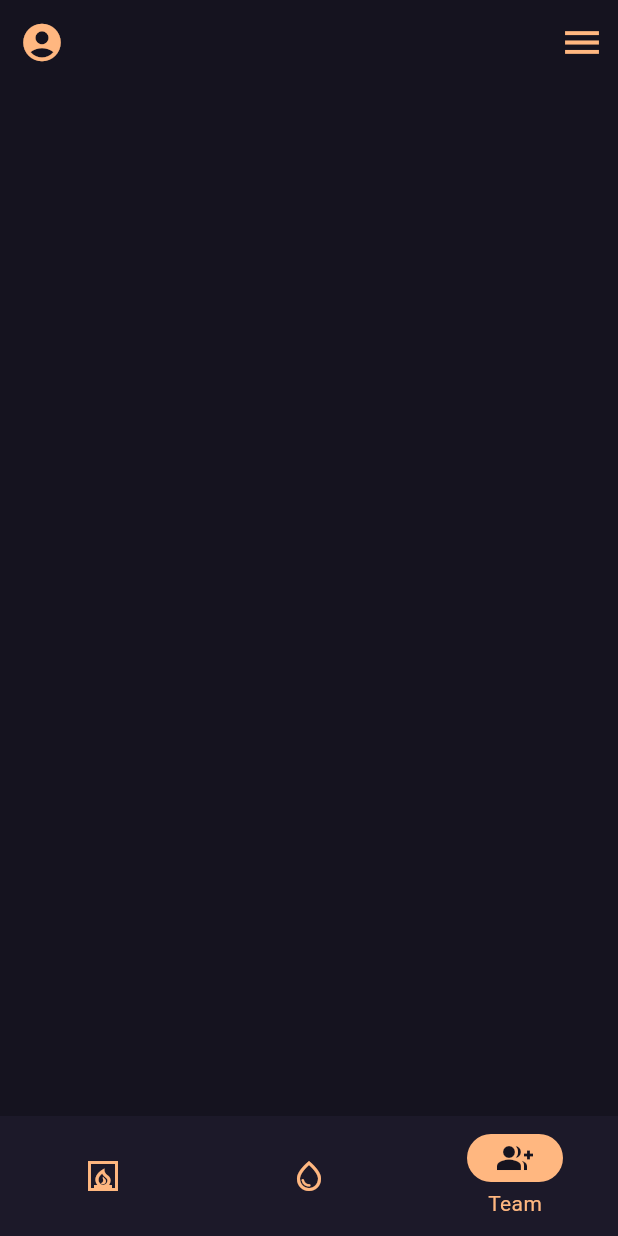
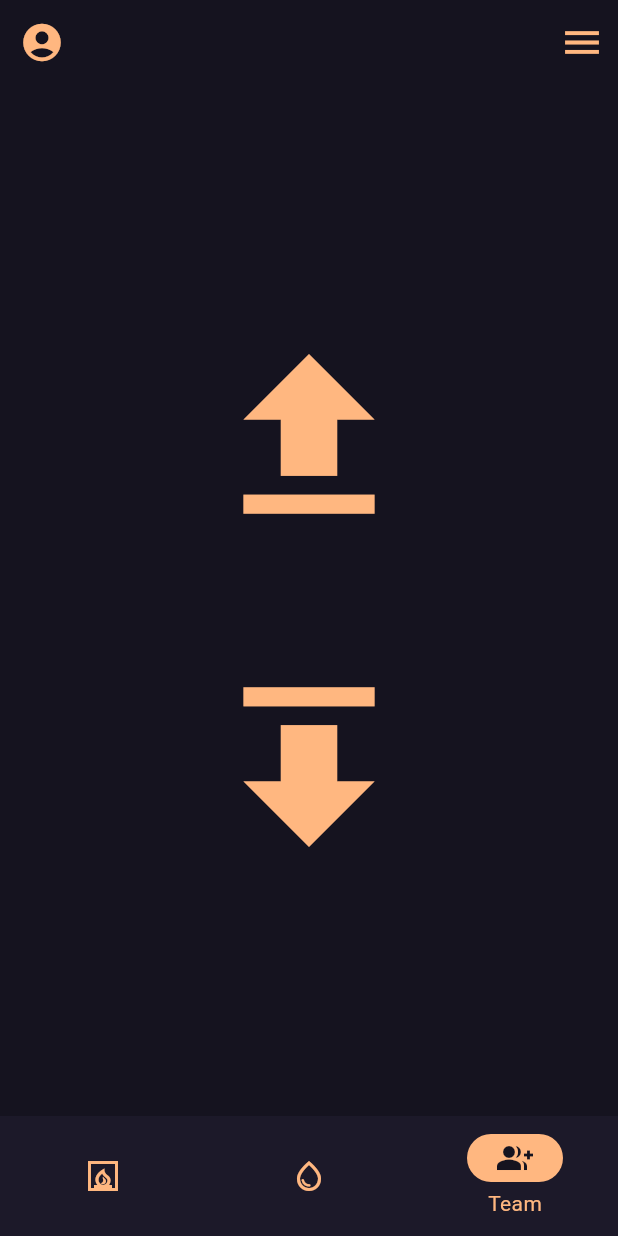
Before and after one commit to weslorde/testIphone, a Flutter app: the screen it shows after launch, item 3 of the bottom bar chosen, on a phone screen of 412 x 824 dp. Run offline on Flutter 3.47's test engine with Material 2 defaults, Android fonts, the light colour scheme and no system bars; our stand-ins replace flutter_blue_plus, location, permission_handler, step_progress_indicator; missing offline and left inert: dart:ffi.

Commit message:
Changes to be committed: 	modified:   appiphone/lib/blue_controler.dart 	modified:   appiphone/lib/pages/all_Widget.dart 	modified:   appiphone/lib/pages/page1.dart 	modified:   appiphone/lib/pages/page2.dart 	modified:   appiphone/lib/pages/page3.dart
Criado pagina 3 para controle do movimento, ainda só com o basico necessario para testar
Definir a temperatura target na pagina 1 foi implementado também de forma muito simples só para testes
Retirado os botoes da pagina 2 devido alteracoes para poder Definir a temperatura target

```diff
--- a/appiphone/lib/blue_controler.dart
+++ b/appiphone/lib/blue_controler.dart
@@ -113,6 +113,7 @@ blueScan(void Function(bool) inConBlueChange) async {
               BlueCharacteristicToSend = lsOfChar[y];
               print("foiiiii222222222");
               inConBlueChange(false);
+              mandaMensagem("Ping");
               //TODO chamar um "Ping" para receber as infos
             }
           }
--- a/appiphone/lib/pages/page2.dart
+++ b/appiphone/lib/pages/page2.dart
@@ -78,7 +78,7 @@ class _Page2State extends State<Page2> {
               ),
             ),
             const SizedBox(height: 15),
-            const AlarmCreatButtons()
+            //const AlarmCreatButtons()
           ],
         ),
       ),
--- a/appiphone/lib/pages/page3.dart
+++ b/appiphone/lib/pages/page3.dart
@@ -1,4 +1,6 @@
 import 'package:flutter/material.dart';
+
+import '../blue_controler.dart';
 
 class Page3 extends StatefulWidget {
   const Page3({super.key});
@@ -30,7 +32,44 @@ class _Page3State extends State<Page3> {
             ),
           ],
         ),
-      body: Container()
-    );
+        body: Center(
+          child: Column(
+            mainAxisAlignment: MainAxisAlignment.center,
+            children: [
+              Listener(
+                onPointerDown: (PointerEvent ignore) {
+                  mandaMensagem("Motor,Up,Press");
+                },
+                onPointerUp: (PointerEvent ignore) {
+                  mandaMensagem("Motor,Up,Release");
+                },
+                child: IconButton(
+                    onPressed: () {},
+                    icon: const Icon(
+                      Icons.upload,
+                      size: 150,
+                    )),
+              ),
+              SizedBox(height: 50),
+              Listener(
+                onPointerDown: (PointerEvent ignore) {
+                  mandaMensagem("Motor,Down,Press");
+                },
+                onPointerUp: (PointerEvent ignore) {
+                  mandaMensagem("Motor,Down,Release");
+                },
+                child: IconButton(
+                    onPressed: () {},
+                    icon: const RotatedBox(
+                      quarterTurns: 90,
+                      child: Icon(
+                        Icons.upload,
+                        size: 150,
+                      ),
+                    )),
+              ),
+            ],
+          ),
+        ));
   }
 }
```
Also changed, not shown: appiphone/lib/pages/all_Widget.dart (+53 -2 lines), appiphone/lib/pages/page1.dart (+18 -4 lines). Lines whose indentation alone changed are shown as unchanged.
